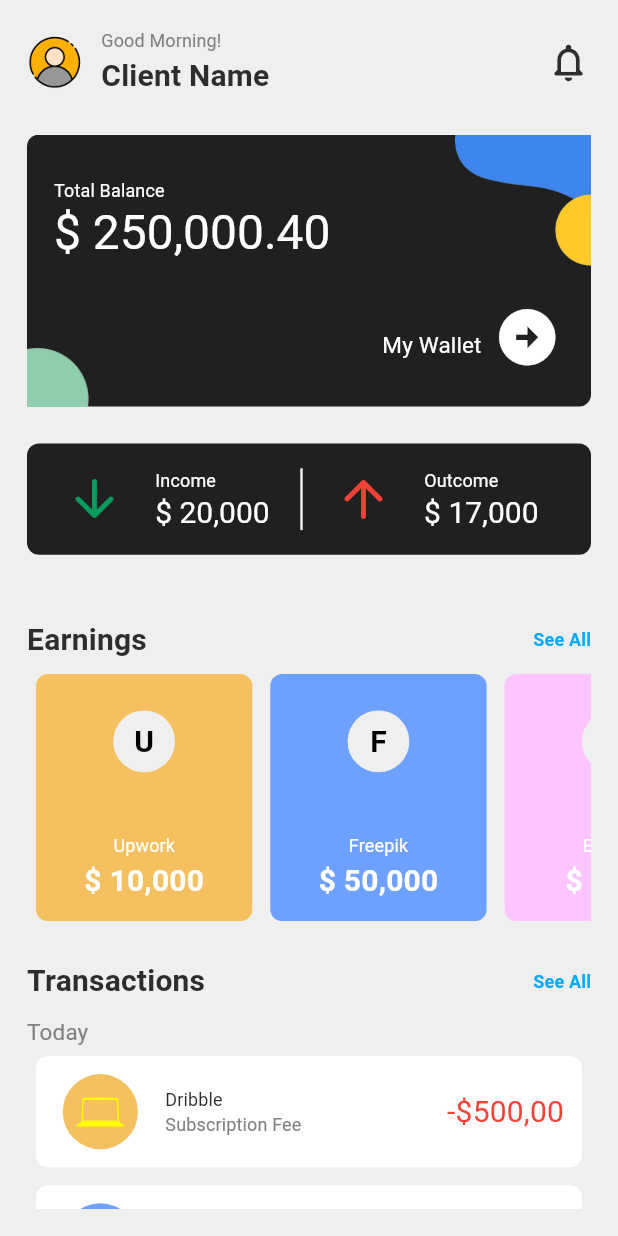
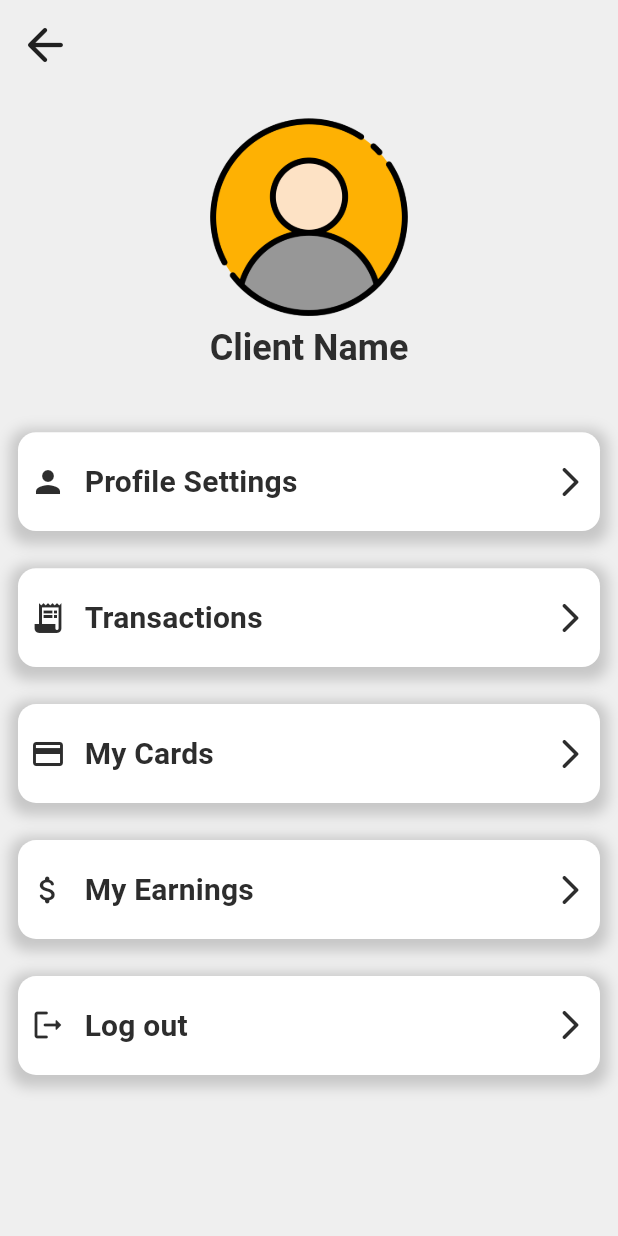
Before and after one commit to SamarKhalid/Fintech_App, a Flutter app: the screen it shows after launch, on a phone screen of 412 x 824 dp. Run offline on Flutter 3.47's test engine with Material 3 defaults, Android fonts, the phone set to English and light mode, and no system bars; our stand-ins replace flutter_screenutil.

Commit message:
Profile Page Done

```diff
--- a/lib/main.dart
+++ b/lib/main.dart
@@ -1,4 +1,5 @@
 import 'package:fintech/ui/HomePage.dart';
+import 'package:fintech/ui/ProfilePage.dart';
 import 'package:fintech/ui/WalletPage.dart';
 import 'package:fintech/utils/theme/AppTheme.dart';
 import 'package:flutter/material.dart';
@@ -13,19 +14,14 @@ class MyApp extends StatelessWidget {
 
   @override
   Widget build(BuildContext context) {
-    return ScreenUtilInit(
-      designSize: const Size(360, 800),
-      minTextAdapt: true,
-      splitScreenMode: true,
-      builder: (context, child) {
-        return MaterialApp(
-          debugShowCheckedModeBanner: false,
-          theme: AppTheme.mainTheme,
-          home: HomePage(),
-          routes: {
-            WalletPage.routeName: (context) => WalletPage(),
-          },
-        );
+    return MaterialApp(
+      debugShowCheckedModeBanner: false,
+      theme: AppTheme.mainTheme,
+      home: ProfilePage(),
+      routes: {
+        WalletPage.routeName: (context) => WalletPage(),
+        HomePage.routeName: (context) => HomePage(),
+        ProfilePage.routeName: (context) => ProfilePage(),
       },
     );
   }
--- /dev/null
+++ b/lib/ui/ProfilePage.dart
@@ -0,0 +1,66 @@
+import 'package:fintech/utils/components/Cards.dart';
+import 'package:flutter/material.dart';
+
+import '../utils/theme/AppColor.dart';
+
+class ProfilePage extends StatefulWidget {
+  const ProfilePage({Key? key}) : super(key: key);
+  static String routeName = 'home page';
+
+  @override
+  State<ProfilePage> createState() => _ProfilePageState();
+}
+
+class _ProfilePageState extends State<ProfilePage> {
+  @override
+  Widget build(BuildContext context) {
+    final double screenWidth = MediaQuery.of(context).size.width;
+    final double screenHeight = MediaQuery.of(context).size.height;
+    return Scaffold(
+      backgroundColor: AppColor.backgroundColor,
+      body: SafeArea(
+        child: Padding(
+          padding: const EdgeInsets.all(12.0),
+          child: Column(
+            children: [
+              Row(
+                children: [
+                  Icon(Icons.arrow_back_rounded, size: 36),
+                ],
+              ),
+              SizedBox(height: screenHeight*0.03),
+              Row(
+                mainAxisAlignment: MainAxisAlignment.center,
+                children: [
+                  Column(
+                    children: [
+                      Image.asset("assets/icons/profile_icon.png",
+                          width: screenWidth * 0.35),
+                      Text(
+                        "Client Name",
+                        style: (Theme.of(context)
+                            .textTheme
+                            .titleLarge
+                            ?.copyWith(fontWeight: FontWeight.bold)),
+                      ),
+                    ],
+                  ),
+                ],
+              ),
+              SizedBox(height: screenHeight*0.05),
+              SettingsButtons(buttonIcon: Icons.person, buttonText: "Profile Settings"),
+              SizedBox(height: screenHeight*0.03),
+              SettingsButtons(buttonIcon: Icons.receipt_long, buttonText: "Transactions"),
+              SizedBox(height: screenHeight*0.03),
+              SettingsButtons(buttonIcon: Icons.credit_card, buttonText: "My Cards"),
+              SizedBox(height: screenHeight*0.03),
+              SettingsButtons(buttonIcon: Icons.attach_money_rounded, buttonText: "My Earnings"),
+              SizedBox(height: screenHeight*0.03),
+              SettingsButtons(buttonIcon: Icons.logout_rounded, buttonText: "Log out"),
+            ],
+          ),
+        ),
+      ),
+    );
+  }
+}
--- a/lib/utils/components/Cards.dart
+++ b/lib/utils/components/Cards.dart
@@ -401,3 +401,45 @@ class EarningsCard extends StatelessWidget {
     );
   }
 }
+
+class SettingsButtons extends StatelessWidget {
+  final IconData buttonIcon;
+  final String buttonText;
+  const SettingsButtons({Key? key, required this.buttonIcon, required this.buttonText}) : super(key: key);
+
+  @override
+  Widget build(BuildContext context) {
+    final double screenWidth = MediaQuery.of(context).size.width;
+    final double screenHeight = MediaQuery.of(context).size.height;
+    return  Container(
+      width: screenWidth,
+      height: screenHeight*0.08,
+      decoration: BoxDecoration(
+        color: Colors.white,
+        borderRadius: BorderRadius.circular(12.0),
+        boxShadow: [
+          BoxShadow(
+            color: Colors.grey.withOpacity(0.5),
+            spreadRadius: 5,
+            blurRadius: 7,
+            offset: Offset(0, 3), // changes position of shadow
+          ),
+        ],
+      ),
+      child: Padding(
+        padding: const EdgeInsets.all(8.0),
+        child: Row(
+          children: [
+            Icon(buttonIcon,color: AppColor.blackColor),
+            SizedBox(width: screenWidth*0.03,),
+            Text(buttonText,style: Theme.of(context)
+                .textTheme
+                .titleMedium?.copyWith(fontWeight: FontWeight.bold,color: AppColor.blackColor)),
+            Spacer(),
+            Icon(Icons.arrow_forward_ios_rounded,color: AppColor.blackColor),
+          ],
+        ),
+      ),
+    );
+  }
+}
```
